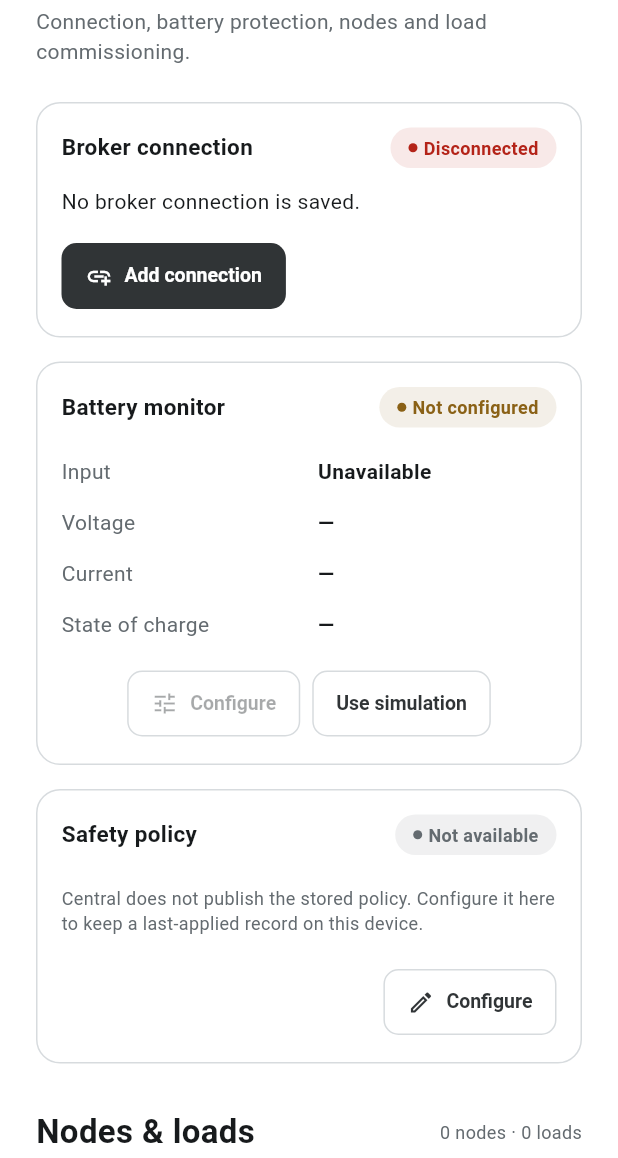
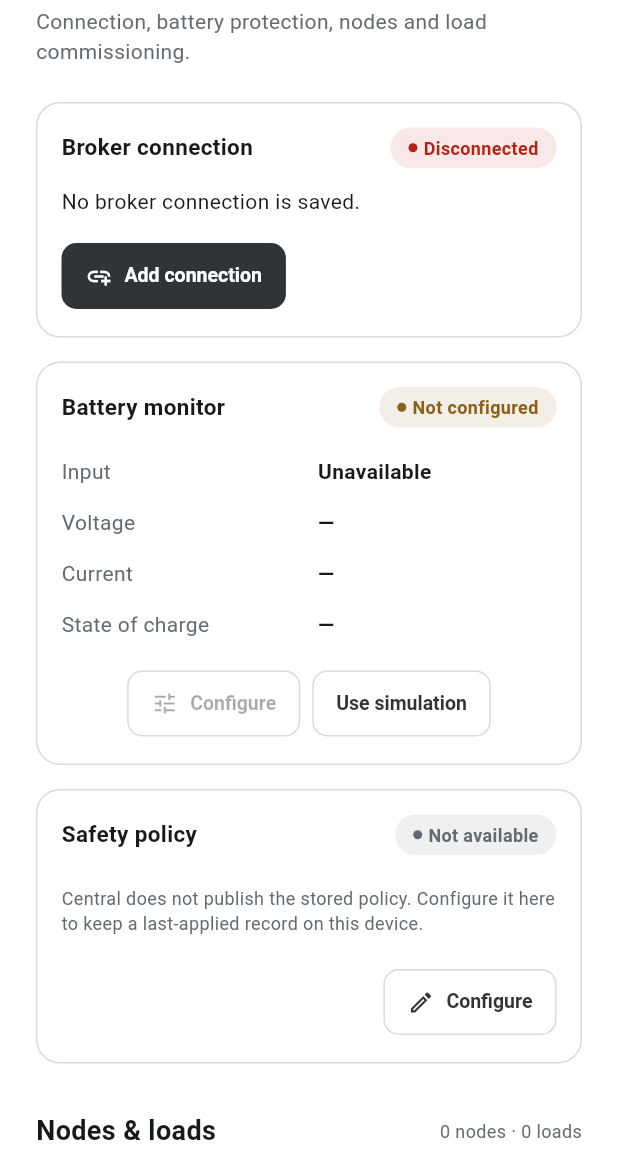
Before and after one commit to SilasChalwe/kilowatts-mobile, a Flutter app: the InstallerConsoleScreen screen opened directly, on a phone screen of 412 x 824 dp, the part 78-1236 px from its top. Run offline on Flutter 3.47's test engine with Material 3 defaults, Android fonts, the phone set to English and light mode, and no system bars; our stand-ins replace cloud_firestore, firebase_auth, firebase_core, flutter_secure_storage, shared_preferences; missing offline and left inert: mqtt_client; accounts and stored records are empty.

Commit message:
Fix installer console loading state compilation

```diff
--- a/lib/features/admin/screens/installer_console_screen.dart
+++ b/lib/features/admin/screens/installer_console_screen.dart
@@ -306,8 +306,14 @@ class _InstallerConsoleScreenState extends State<InstallerConsoleScreen> {
             const SizedBox(height: AppSpacing.xl),
             Row(
               children: [
-                const Expanded(
-                  child: Text('Nodes & loads', style: AppTextStyles.title),
+                Expanded(
+                  child: Text(
+                    'Nodes & loads',
+                    style: AppTextStyles.body.copyWith(
+                      fontSize: 18,
+                      fontWeight: FontWeight.w700,
+                    ),
+                  ),
                 ),
                 Text(
                   '${nodes.length} nodes · ${loads.length} loads',
@@ -387,11 +393,15 @@ class _InstallerConsoleScreenState extends State<InstallerConsoleScreen> {
   @override
   Widget build(BuildContext context) {
     if (_loading) {
-      final loading = const Center(child: CircularProgressIndicator());
       if (widget.embedded) {
-        return const Material(color: Colors.transparent, child: loading);
+        return const Material(
+          color: Colors.transparent,
+          child: Center(child: CircularProgressIndicator()),
+        );
       }
-      return const Scaffold(body: loading);
+      return const Scaffold(
+        body: Center(child: CircularProgressIndicator()),
+      );
     }
 
     if (widget.embedded) {
```
